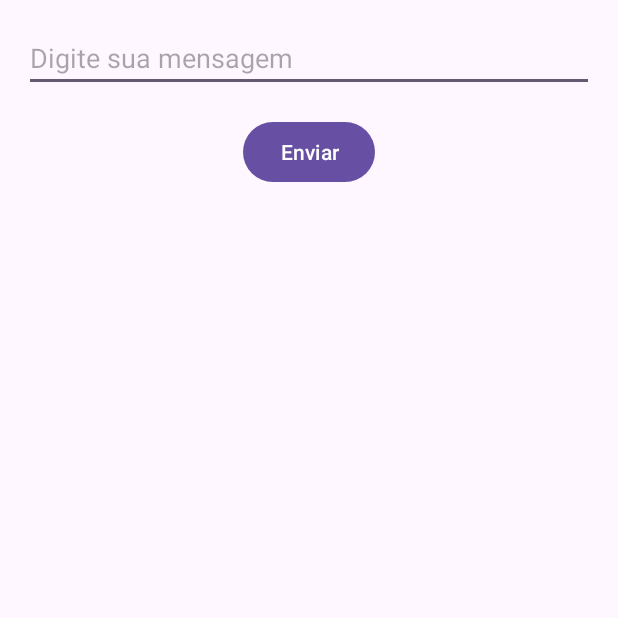
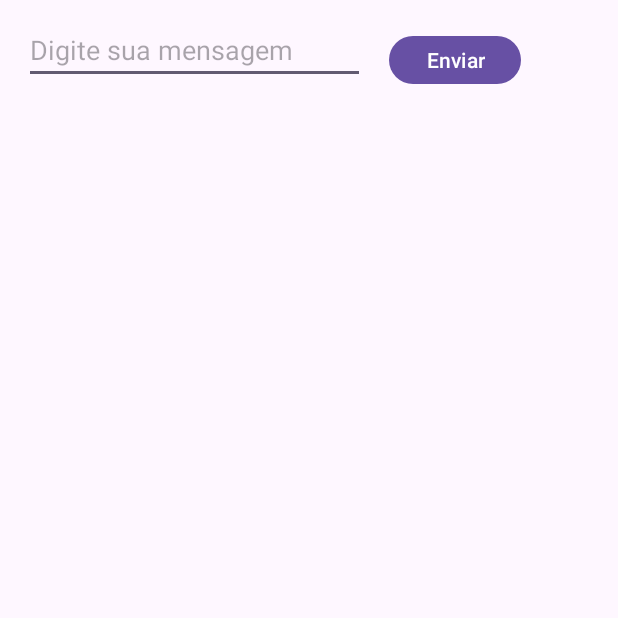
Before and after one commit to Nessymanuel/APLM, an Android app: the screen it shows after launch (MainActivity), on a phone screen of 412 x 824 dp, the top half of it. Run offline under Robolectric (Android 15) with nearby library versions, the phone set to English and light mode, and no system bars.

Commit message:
actualização do lab helloworld

```diff
--- a/HelloWorld/app/src/main/AndroidManifest.xml
+++ b/HelloWorld/app/src/main/AndroidManifest.xml
@@ -24,6 +24,7 @@
                 <category android:name="android.intent.category.LAUNCHER" />
             </intent-filter>
         </activity>
+
     </application>
 
 </manifest>
--- a/HelloWorld/app/src/main/java/ao/co/isptec/aplm/helloworld/MainActivity.java
+++ b/HelloWorld/app/src/main/java/ao/co/isptec/aplm/helloworld/MainActivity.java
@@ -6,38 +6,27 @@ import android.view.View;
 import android.widget.Button;
 import android.widget.EditText;
 
-import androidx.activity.EdgeToEdge;
 import androidx.appcompat.app.AppCompatActivity;
-import androidx.core.graphics.Insets;
-import androidx.core.view.ViewCompat;
-import androidx.core.view.WindowInsetsCompat;
 
 public class MainActivity extends AppCompatActivity {
 
-    // Chave usada para passar a mensagem para a próxima atividade
-    public static final String EXTRA_MESSAGE = "com.example.helloworldtwoactivities.MESSAGE";
-
+    public static final String EXTRA_MESSAGE = "ao.co.isptec.aplm.helloworld.MESSAGE";
 
     @Override
     protected void onCreate(Bundle savedInstanceState) {
         super.onCreate(savedInstanceState);
         setContentView(R.layout.activity_main);
 
-        // Referências para os componentes da UI
         EditText editTextMessage = findViewById(R.id.editTextMessage);
         Button buttonSend = findViewById(R.id.buttonSend);
 
-        // Definir o comportamento do botão "Enviar"
         buttonSend.setOnClickListener(new View.OnClickListener() {
             @Override
             public void onClick(View v) {
-                // Captura o texto digitado
                 String message = editTextMessage.getText().toString();
-
-                // Cria uma Intent para iniciar a nova atividade
                 Intent intent = new Intent(MainActivity.this, DisplayMessageActivity.class);
-                intent.putExtra(EXTRA_MESSAGE, message); // Passa a mensagem para a nova atividade
-                startActivity(intent); // Inicia a nova atividade
+                intent.putExtra(EXTRA_MESSAGE, message);
+                startActivity(intent);
             }
         });
     }
--- a/HelloWorld/app/src/main/res/layout/activity_main.xml
+++ b/HelloWorld/app/src/main/res/layout/activity_main.xml
@@ -6,27 +6,37 @@
     android:layout_height="match_parent"
     tools:context=".MainActivity">
 
-    <!-- Campo de texto para o utilizador digitar -->
+    <LinearLayout
+        android:layout_width="414dp"
+        android:layout_height="733dp"
+        android:orientation="horizontal"
+        tools:ignore="MissingConstraints"
+        tools:layout_editor_absoluteX="-4dp"
+        tools:layout_editor_absoluteY="-3dp">
+
         <EditText
             android:id="@+id/editTextMessage"
-        android:layout_width="0dp"
-        android:layout_height="wrap_content"
+            android:layout_width="227dp"
+            android:layout_height="40dp"
+            android:layout_margin="16dp"
+            android:layout_marginTop="20dp"
             android:hint="Digite sua mensagem"
-        app:layout_constraintTop_toTopOf="parent"
+            app:layout_constraintEnd_toEndOf="parent"
+            app:layout_constraintHorizontal_bias="0.206"
             app:layout_constraintStart_toStartOf="parent"
-        app:layout_constraintEnd_toEndOf="parent"
-        app:layout_constraintHorizontal_bias="0.5"
-        android:layout_margin="16dp" />
+            app:layout_constraintTop_toTopOf="parent" />
 
-    <!-- Botão de enviar -->
         <Button
             android:id="@+id/buttonSend"
             android:layout_width="wrap_content"
-        android:layout_height="wrap_content"
+            android:layout_height="40dp"
+            android:layout_marginTop="16dp"
             android:text="Enviar"
-        app:layout_constraintTop_toBottomOf="@id/editTextMessage"
+            app:layout_constraintEnd_toEndOf="parent"
+            app:layout_constraintHorizontal_bias="0.907"
             app:layout_constraintStart_toStartOf="parent"
-        app:layout_constraintEnd_toEndOf="parent"
-        android:layout_marginTop="16dp" />
+            app:layout_constraintTop_toBottomOf="@id/editTextMessage" />
+
+    </LinearLayout>
 
 </androidx.constraintlayout.widget.ConstraintLayout>
```
Also changed, not shown: HelloWorld/app/src/main/java/ao/co/isptec/aplm/helloworld/DisplayMessageActivity.java (+8 -10 lines), HelloWorld/app/src/main/res/layout/activity_display_message.xml (+11 -1 lines). Lines whose indentation alone changed are shown as unchanged.
